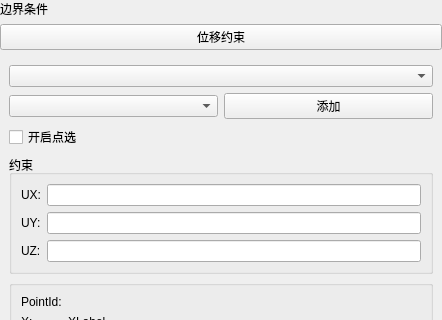
Old version of the form plugins/Base_PhysicalField/DisplacementConstraintWidget.ui in the repository asd977/base_cae; both pictures show x 0 to 442 and y 0 to 320 of the 442 by 762 pixel window.
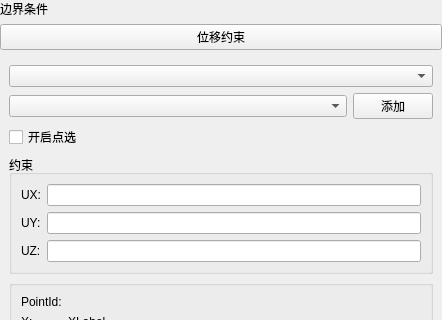
New version of the form. Custom widgets are drawn as their Qt base class.

```diff
--- a/plugins/Base_PhysicalField/DisplacementConstraintWidget.ui
+++ b/plugins/Base_PhysicalField/DisplacementConstraintWidget.ui
@@ -80,6 +80,12 @@
         </item>
         <item>
          <widget class="QPushButton" name="btnBatchAdd">
+          <property name="sizePolicy">
+           <sizepolicy hsizetype="Fixed" vsizetype="Fixed">
+            <horstretch>0</horstretch>
+            <verstretch>0</verstretch>
+           </sizepolicy>
+          </property>
           <property name="text">
            <string>添加</string>
           </property>
```
Left out of the diff: 18 changed lines with no effect on the pictures.
